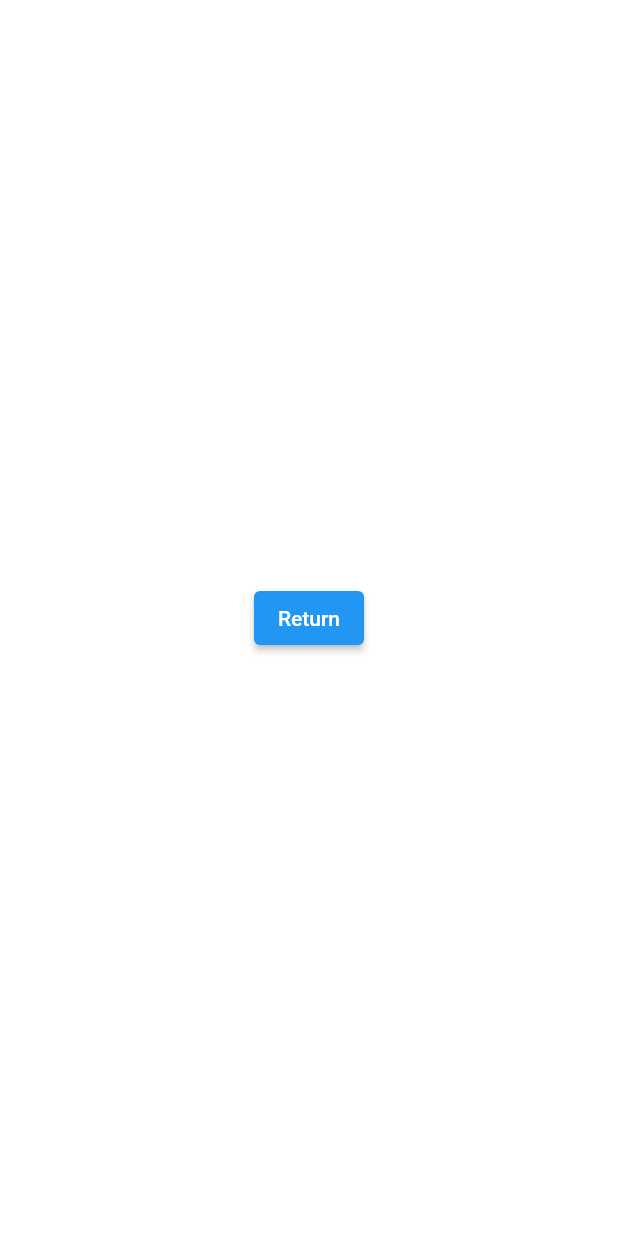
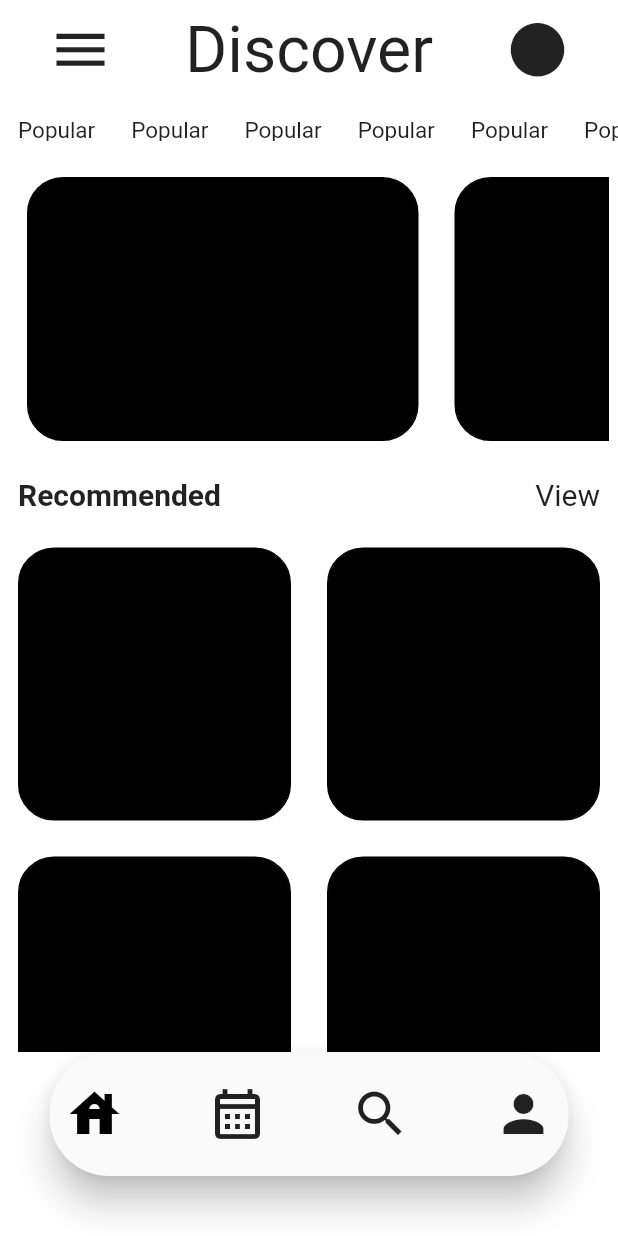
Before and after one commit to Yaswinkirito/travel_app, a Flutter app: the screen it shows after launch, after a tap on "Let's Go!", on a phone screen of 412 x 824 dp. Run offline on Flutter 3.47's test engine with Material 2 defaults, Android fonts, the phone set to English and light mode, and no system bars; our stand-ins replace go_router.

Commit message:
home_page added

```diff
--- /dev/null
+++ b/lib/components.dart
@@ -0,0 +1,126 @@
+import 'package:flutter/material.dart';
+import 'package:go_router/go_router.dart';
+
+class Carousel extends StatelessWidget {
+  const Carousel({super.key});
+
+  @override
+  Widget build(BuildContext context) {
+    return Column(children: [
+      Container(
+          decoration: BoxDecoration(
+            borderRadius: BorderRadius.circular(20),
+            color: Colors.black,
+          ),
+          child: Text("Hello")),
+      Container(
+          decoration: BoxDecoration(
+        borderRadius: BorderRadius.circular(20),
+        color: Colors.black,
+      )),
+      Container(
+          decoration: BoxDecoration(
+        borderRadius: BorderRadius.circular(20),
+        color: Colors.black,
+      )),
+      Container(
+          decoration: BoxDecoration(
+        borderRadius: BorderRadius.circular(20),
+        color: Colors.black,
+      )),
+    ]);
+  }
+}
+
+class NavBar extends StatefulWidget {
+  const NavBar({
+    super.key,
+    required this.c,
+  });
+
+  final Color c;
+
+  @override
+  State<NavBar> createState() => _NavBarState();
+}
+
+class _NavBarState extends State<NavBar> {
+  @override
+  Widget build(BuildContext context) {
+    var size = MediaQuery.of(context).size;
+    return Padding(
+        padding: EdgeInsets.only(
+            bottom: 40, left: size.width * (0.08), right: size.width * (0.08)),
+        child: Material(
+          elevation: 10,
+          borderRadius: BorderRadius.circular(40),
+          child: Container(
+            height: size.height * (0.1),
+            width: size.width * (0.1),
+            padding: const EdgeInsets.all(10.0),
+            child: Row(
+                mainAxisAlignment: MainAxisAlignment.spaceBetween,
+                children: [
+                  GestureDetector(
+                    child: Symbol(name: Icons.house),
+                    onTap: () => {context.go("/home"), print('hello')},
+                  ),
+                  Icon(
+                    Icons.calendar_month_outlined,
+                    size: 40,
+                  ),
+                  Icon(
+                    Icons.search,
+                    size: 40,
+                  ),
+                  Icon(
+                    Icons.person,
+                    size: 40,
+                  )
+                ]),
+          ),
+        ));
+  }
+}
+
+// ignore: must_be_immutable
+class Symbol extends StatefulWidget {
+  Symbol({super.key, required this.name});
+  final name;
+  var click1 = false;
+  @override
+  State<Symbol> createState() => _SymbolState();
+}
+
+class _SymbolState extends State<Symbol> {
+  @override
+  Widget build(BuildContext context) {
+    return GestureDetector(
+        child: Icon(
+          widget.name,
+          size: 40,
+          color: widget.click1 ? Colors.blue.shade600 : Colors.black,
+        ),
+        onTap: () => setState(
+              () {
+                widget.click1 = !widget.click1;
+              },
+            ));
+  }
+}
+
+class SlideText extends StatelessWidget {
+  const SlideText({super.key, required this.s, required this.i});
+  final String s;
+  final double i;
+  @override
+  Widget build(BuildContext context) {
+    return Padding(
+      padding: EdgeInsets.all(12.0),
+      child: (Text(
+        s,
+        style: TextStyle(fontSize: i, fontWeight: FontWeight.w400),
+      )),
+    );
+  }
+}
--- a/lib/main.dart
+++ b/lib/main.dart
@@ -1,11 +1,11 @@
 import 'package:flutter/material.dart';
 import 'package:go_router/go_router.dart';
+import 'package:travel_app/pages/home_page.dart';
+import 'package:travel_app/pages/starting_page.dart';
 
-void main() {
-  runApp(const MyApp());
-}
+import 'Components.dart';
 
-final GoRouter routes = GoRouter(
+final routes = GoRouter(
   routes: <RouteBase>[
     GoRoute(
         path: '/',
@@ -16,6 +16,10 @@ final GoRouter routes = GoRouter(
         builder: (context, state) => Home(size: MediaQuery.of(context).size))
   ],
 );
+
+void main() {
+  runApp(const MyApp());
+}
 
 class MyApp extends StatelessWidget {
   const MyApp({super.key});
@@ -29,66 +33,21 @@ class MyApp extends StatelessWidget {
   }
 }
 
-class MyHomePage extends StatelessWidget {
-  const MyHomePage({super.key, required this.size});
-  final size;
-  @override
-  Widget build(BuildContext context) {
-    return Scaffold(
-      backgroundColor: Colors.white,
-      body: SafeArea(
-          child: Column(children: [
-        Padding(
-          padding: const EdgeInsets.only(
-              top: 10.0, left: 8.0, right: 8.0, bottom: 20.0),
-          child: AspectRatio(
-            aspectRatio: 350 / 323,
-            child: Container(
-              decoration: const BoxDecoration(
-                  borderRadius: BorderRadius.all(Radius.circular(31)),
-                  color: Colors.black),
-            ),
-          ),
-        ),
-        const Padding(
-            padding: EdgeInsets.only(left: 10),
-            child: Column(children: [
-              ListTile(
-                title: Text(
-                  "Winter\nVacation Trips",
-                  style: TextStyle(
-                      fontSize: 40, fontWeight: FontWeight.w500, height: 1.25),
-                ),
-                subtitle: Text(
-                  "\nEnjoy your winter vacation with warmth\nand amazing sightseeing on the mountains.\nEnjoy the best experience with us!",
-                  style: TextStyle(fontSize: 18),
-                ),
-                dense: false,
-              ),
-              SizedBox(
-                height: 30,
-              ),
-              Align(
-                  alignment: Alignment.bottomLeft,
-                  child: GoButton(
-                    page: '/home',
-                    message: "Let's Go!",
-                  ))
-            ]))
-      ])),
-    );
-  }
-}
-
 class GoButton extends StatelessWidget {
-  const GoButton({super.key, required this.page, required this.message});
+  const GoButton(
+      {super.key,
+      required this.page,
+      required this.message,
+      required this.icon});
   final String page;
   final String message;
+  final IconData icon;
   @override
   Widget build(BuildContext context) {
     return ElevatedButton(
         onPressed: () => context.go(page),
         style: ElevatedButton.styleFrom(
+            minimumSize: Size(80, 50),
             shape: RoundedRectangleBorder(
                 borderRadius: BorderRadius.circular(20.0)),
             backgroundColor: Colors.purple.shade800),
@@ -101,7 +60,7 @@ class GoButton extends StatelessWidget {
                   style: const TextStyle(color: Colors.white),
                 ),
                 Icon(
-                  Icons.arrow_forward,
+                  icon,
                   color: Colors.white,
                 )
               ],
@@ -112,13 +71,12 @@ class GoButton extends StatelessWidget {
 class Home extends StatelessWidget {
   const Home({super.key, this.size});
   final size;
+  final Color c = Colors.black;
   @override
   Widget build(BuildContext context) {
     return Scaffold(
         backgroundColor: Colors.white,
-        body: Center(
-          child: ElevatedButton(
-              onPressed: () => context.go('/'), child: Text('Return')),
-        ));
+        bottomNavigationBar: NavBar(c: c),
+        body: Pages());
   }
 }
--- /dev/null
+++ b/lib/pages/home_page.dart
@@ -0,0 +1,102 @@
+import 'package:flutter/material.dart';
+import 'package:travel_app/Components.dart';
+
+class Pages extends StatelessWidget {
+  const Pages({super.key});
+
+  @override
+  Widget build(BuildContext context) {
+    return SafeArea(
+      child: Column(children: [
+        Padding(
+          padding: const EdgeInsets.all(8.0),
+          child: bar(),
+        ),
+        SizedBox(
+            height: 40,
+            child: ListView.builder(
+                scrollDirection: Axis.horizontal,
+                itemBuilder: (context, index) {
+                  return const SlideText(s: "Popular", i: 15.0);
+                })),
+        SizedBox(
+          height: 200,
+          width: 400,
+          child: ListView.builder(
+              scrollDirection: Axis.horizontal,
+              itemBuilder: (context, index) {
+                return Padding(
+                  padding: const EdgeInsets.all(12.0),
+                  child: Container(
+                    height: 201,
+                    width: 261,
+                    decoration: BoxDecoration(
+                      color: Colors.black,
+                      border: Border.all(color: Colors.black),
+                      borderRadius: BorderRadius.circular(24.0),
+                    ),
+                  ),
+                );
+              }),
+        ),
+        const Padding(
+          padding: EdgeInsets.all(12.0),
+          child:
+              Row(mainAxisAlignment: MainAxisAlignment.spaceBetween, children: [
+            Text(
+              "Recommended",
+              style: TextStyle(fontSize: 20, fontWeight: FontWeight.bold),
+            ),
+            Text(
+              "View",
+              style: TextStyle(fontSize: 20),
+            )
+          ]),
+        ),
+        Expanded(
+          child: GridView.count(
+              crossAxisCount: 2,
+              children: List.generate(8, (index) {
+                return Center(
+                    child: Padding(
+                  padding: const EdgeInsets.all(12.0),
+                  child: Container(
+                    height: 200,
+                    width: 261,
+                    decoration: BoxDecoration(
+                      color: Colors.black,
+                      border: Border.all(color: Colors.black),
+                      borderRadius: BorderRadius.circular(24.0),
+                    ),
+                  ),
+                ));
+              })),
+        )
+      ]),
+    );
+  }
+}
+
+class bar extends StatelessWidget {
+  const bar({
+    super.key,
+  });
+
+  @override
+  Widget build(BuildContext context) {
+    return Row(mainAxisAlignment: MainAxisAlignment.spaceAround, children: [
+      Icon(
+        Icons.menu_outlined,
+        size: 43,
+      ),
+      Text(
+        "Discover",
+        style: TextStyle(fontSize: 43),
+      ),
+      Icon(
+        Icons.circle,
+        size: 43,
+      )
+    ]);
+  }
+}
--- /dev/null
+++ b/lib/pages/starting_page.dart
@@ -0,0 +1,57 @@
+import 'package:flutter/material.dart';
+
+import '../main.dart';
+
+class MyHomePage extends StatelessWidget {
+  const MyHomePage({super.key, required this.size});
+  final size;
+  @override
+  Widget build(BuildContext context) {
+    return Scaffold(
+      backgroundColor: Colors.white,
+      body: SafeArea(
+          child: Column(children: [
+        Padding(
+          padding: const EdgeInsets.only(
+              top: 10.0, left: 8.0, right: 8.0, bottom: 20.0),
+          child: AspectRatio(
+            aspectRatio: 350 / 323,
+            child: Container(
+              decoration: const BoxDecoration(
+                  borderRadius: BorderRadius.all(Radius.circular(31)),
+                  color: Colors.black),
+            ),
+          ),
+        ),
+        const Padding(
+            padding: EdgeInsets.only(left: 10),
+            child: Column(children: [
+              ListTile(
+                title: Text(
+                  "Winter\nVacation Trips",
+                  style: TextStyle(
+                      fontSize: 40, fontWeight: FontWeight.w500, height: 1.25),
+                ),
+                subtitle: Text(
+                  "\nEnjoy your winter vacation with warmth\nand amazing sightseeing on the mountains.\nEnjoy the best experience with us!",
+                  style: TextStyle(fontSize: 18),
+                ),
+                dense: false,
+              ),
+              SizedBox(
+                height: 30,
+              ),
+              Padding(
+                  padding: EdgeInsets.only(left: 12.0),
+                  child: Align(
+                      alignment: Alignment.centerLeft,
+                      child: GoButton(
+                        page: '/home',
+                        message: "Let's Go!",
+                        icon: Icons.arrow_forward,
+                      )))
+            ]))
+      ])),
+    );
+  }
+}
```
